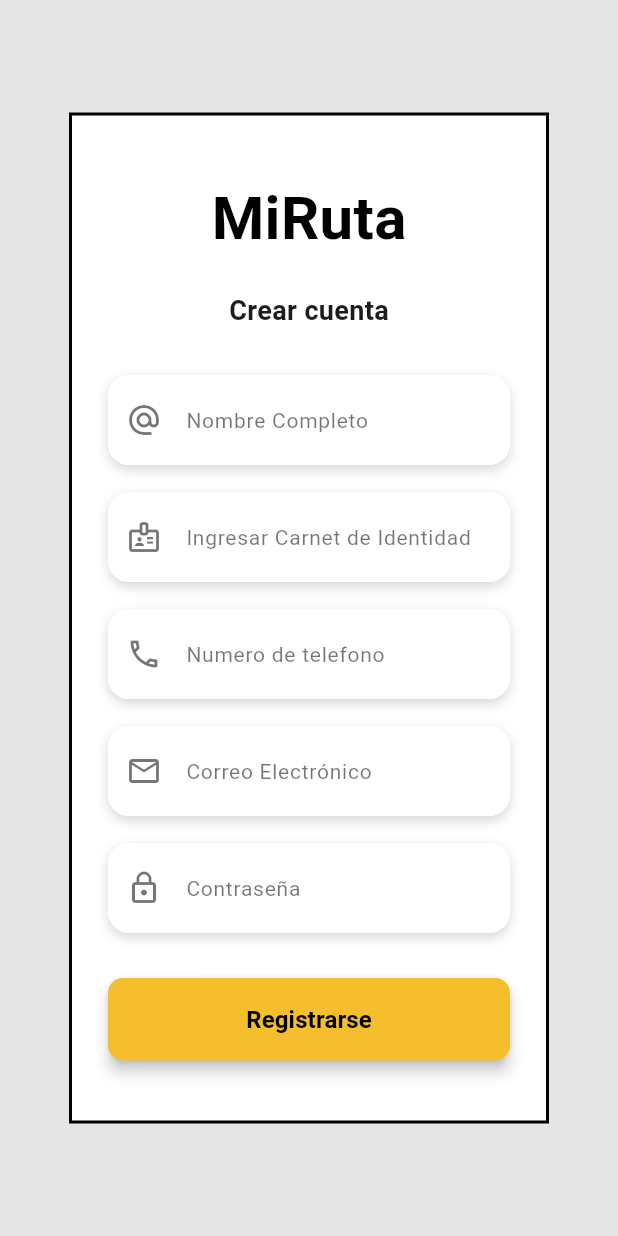
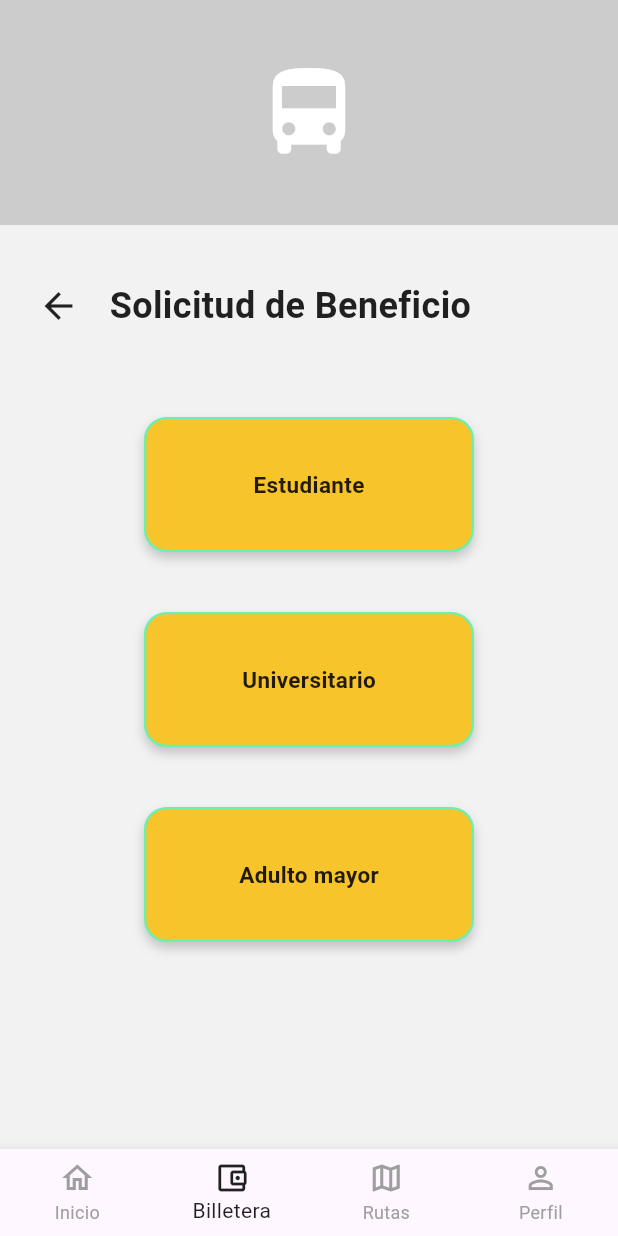
Before and after one commit to luissejas123/mi_ruta, a Flutter app: the screen it shows after launch, on a phone screen of 412 x 824 dp. Run offline on Flutter 3.47's test engine with Material 3 defaults, Android fonts, the phone set to English and light mode, and no system bars; our stand-ins replace cloud_firestore, dartz, equatable, firebase_auth, flutter_bloc, get_it; accounts and stored records are empty.

Commit message:
Actualizacion nueva scaner

```diff
--- /dev/null
+++ b/lib/features/user/tarifas_especiales.dart
@@ -0,0 +1,218 @@
+import 'package:flutter/material.dart';
+import 'pago_qr.dart';
+
+class SolicitudBeneficioPage extends StatelessWidget {
+  const SolicitudBeneficioPage({super.key});
+
+  @override
+  Widget build(BuildContext context) {
+    return Scaffold(
+      backgroundColor: const Color(0xFFF2F2F2),
+
+      body: SafeArea(
+        child: SingleChildScrollView(
+          child: Padding(
+            padding: const EdgeInsets.symmetric(horizontal: 0),
+            child: Column(
+              children: [
+
+// Imagen de ejemplo local
+            Container(
+              height: 150,
+              width: double.infinity,
+              color: const Color(0xFFCCCCCC),
+              child: const Center(
+                child: Icon(
+                  Icons.directions_bus,
+                  size: 72,
+                  color: Colors.white,
+                ),
+              ),
+                ),
+
+                const SizedBox(height: 20),
+
+                // ENCABEZADO
+                Padding(
+                  padding: const EdgeInsets.symmetric(
+                    horizontal: 15,
+                    vertical: 10,
+                  ),
+
+                  child: Row(
+                    children: [
+
+                      // Flecha atrás
+                      IconButton(
+                        onPressed: () {},
+                        icon: const Icon(
+                          Icons.arrow_back,
+                          size: 28,
+                          color: Colors.black87,
+                        ),
+                      ),
+
+                      const SizedBox(width: 10),
+
+                      // Título
+                      const Expanded(
+                        child: Text(
+                          'Solicitud de Beneficio',
+                          style: TextStyle(
+                            fontSize: 24,
+                            fontWeight: FontWeight.bold,
+                            color: Colors.black87,
+                          ),
+                        ),
+                      ),
+                    ],
+                  ),
+                ),
+
+                const SizedBox(height: 40),
+
+                // BOTÓN ESTUDIANTE
+                BeneficioButton(
+                  texto: 'Estudiante',
+                  onTap: () {
+                    Navigator.push(
+                      context,
+                      MaterialPageRoute(
+                        builder: (context) => const PagoQrPage(),
+                      ),
+                    );
+                  },
+                ),
+
+                const SizedBox(height: 40),
+
+                // BOTÓN UNIVERSITARIO
+                BeneficioButton(
+                  texto: 'Universitario',
+                  onTap: () {
+                    Navigator.push(
+                      context,
+                      MaterialPageRoute(
+                        builder: (context) => const PagoQrPage(),
+                      ),
+                    );
+                  },
+                ),
+
+                const SizedBox(height: 40),
+
+                // BOTÓN ADULTO MAYOR
+                BeneficioButton(
+                  texto: 'Adulto mayor',
+                  onTap: () {
+                    Navigator.push(
+                      context,
+                      MaterialPageRoute(
+                        builder: (context) => const PagoQrPage(),
+                      ),
+                    );
+                  },
+                ),
+
+                const SizedBox(height: 24),
+              ],
+            ),
+          ),
+        ),
+      ),
+
+      // BOTTOM NAVIGATION BAR
+      bottomNavigationBar: BottomNavigationBar(
+        currentIndex: 1,
+
+        type: BottomNavigationBarType.fixed,
+
+        selectedItemColor: Colors.black87,
+        unselectedItemColor: Colors.grey,
+
+        items: const [
+
+          BottomNavigationBarItem(
+            icon: Icon(Icons.home_outlined),
+            label: 'Inicio',
+          ),
+
+          BottomNavigationBarItem(
+            icon: Icon(Icons.account_balance_wallet_outlined),
+            label: 'Billetera',
+          ),
+
+          BottomNavigationBarItem(
+            icon: Icon(Icons.map_outlined),
+            label: 'Rutas',
+          ),
+
+          BottomNavigationBarItem(
+            icon: Icon(Icons.person_outline),
+            label: 'Perfil',
+          ),
+        ],
+      ),
+    );
+  }
+}
+
+// ===================================
+// WIDGET BOTÓN BENEFICIO
+// ===================================
+class BeneficioButton extends StatelessWidget {
+
+  final String texto;
+  final VoidCallback onTap;
+
+  const BeneficioButton({
+    super.key,
+    required this.texto,
+    required this.onTap,
+  });
+
+  @override
+  Widget build(BuildContext context) {
+
+    return Center(
+      child: GestureDetector(
+        onTap: onTap,
+
+        child: Container(
+          width: 220,
+          height: 90,
+
+          decoration: BoxDecoration(
+            color: const Color(0xFFF7C52B),
+
+            borderRadius: BorderRadius.circular(15),
+
+            border: Border.all(
+              color: Colors.greenAccent,
+              width: 1.5,
+            ),
+
+            boxShadow: [
+              BoxShadow(
+                color: Colors.black.withOpacity(0.2),
+                blurRadius: 6,
+                offset: const Offset(0, 4),
+              ),
+            ],
+          ),
+
+          child: Center(
+            child: Text(
+              texto,
+              style: const TextStyle(
+                fontSize: 15,
+                fontWeight: FontWeight.bold,
+                color: Colors.black87,
+              ),
+            ),
+          ),
+        ),
+      ),
+    );
+  }
+}
--- a/lib/main.dart
+++ b/lib/main.dart
@@ -1,18 +1,7 @@
 import 'package:flutter/material.dart';
-import 'package:firebase_core/firebase_core.dart';
-import 'package:flutter_bloc/flutter_bloc.dart';
-import 'package:get_it/get_it.dart';
-import 'package:mi_ruta/core/di/dependency_injection.dart';
-import 'package:mi_ruta/features/auth/presentation/bloc/auth_bloc.dart';
-import 'package:mi_ruta/features/user/presentation/bloc/user_bloc.dart';
-import 'package:mi_ruta/features/user/presentation/pages/register_page.dart';
-import 'services/firebase_service.dart';
+import 'package:mi_ruta/features/user/tarifas_especiales.dart';
 
-void main() async {
-  WidgetsFlutterBinding.ensureInitialized();
-  await Firebase.initializeApp();
-  setupDependencies();
-
+void main() {
   runApp(const MyApp());
 }
 
@@ -21,19 +10,9 @@ class MyApp extends StatelessWidget {
 
   @override
   Widget build(BuildContext context) {
-    return MultiBlocProvider(
-      providers: [
-        BlocProvider<AuthBloc>(create: (context) => getIt<AuthBloc>()),
-        BlocProvider<UserBloc>(create: (context) => getIt<UserBloc>()),
-      ],
-      child: MaterialApp(
-        debugShowCheckedModeBanner: false,
-        title: 'MiRuta',
-        theme: ThemeData(
-          colorScheme: ColorScheme.fromSeed(seedColor: Colors.deepPurple),
-        ),
-        home: const RegisterPage(),
-      ),
+    return const MaterialApp(
+      debugShowCheckedModeBanner: false,
+      home: SolicitudBeneficioPage(),
     );
   }
 }
```
Also changed, not shown: lib/features/user/pago_QR.dart (added, +112 -0 lines), lib/features/user/presentation/pages/pago_QR.dart (added, +17 -0 lines), lib/features/user/presentation/pages/tarifas_especiales.dart (added, +17 -0 lines).
